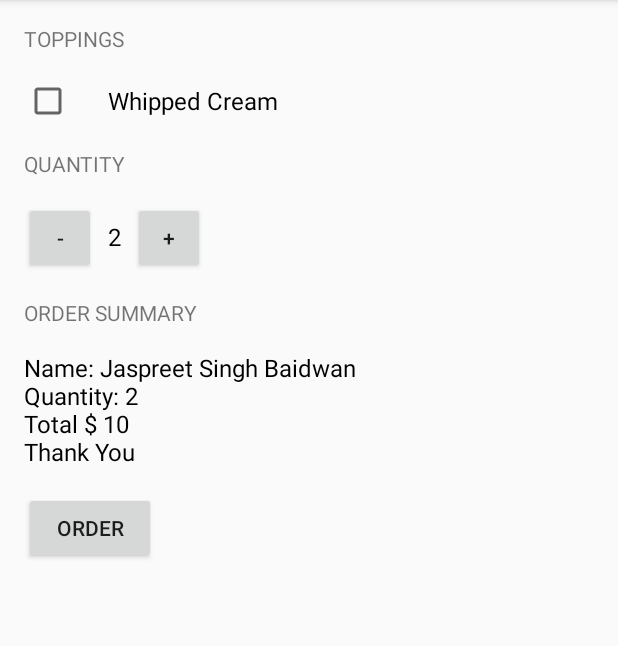
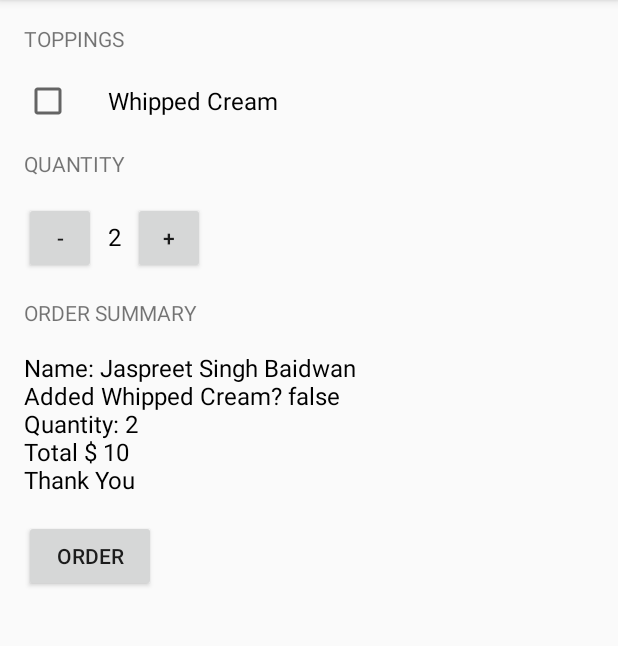
Before and after one commit to jsbaidwan/CoffeeBar, an Android app: the screen it shows after launch (MainActivity), after a tap on "ORDER", on a phone screen of 412 x 824 dp, the part 84-730 px from its top. Run offline under Robolectric (Android 15) with nearby library versions, the phone set to English and light mode, and no system bars.

Commit message:
add Whipped Cream true or false to Order Summary

```diff
--- a/app/src/main/java/com/example/jaspreetsingh/coffeebar/MainActivity.java
+++ b/app/src/main/java/com/example/jaspreetsingh/coffeebar/MainActivity.java
@@ -45,11 +45,10 @@ public class MainActivity extends AppCompatActivity {
 
         CheckBox whippedCream = (CheckBox) findViewById(R.id.whipped_cream_checkbox);
         Boolean hasWhippedCream = whippedCream.isChecked();
-        Log.v("MainActivity", "Has Whipped Cream " + hasWhippedCream);
 
         int price = calculatePrice();
         Log.v("MainActivity", "This price is " + price);
-        displayText(createOrderSummary(price));
+        displayText(createOrderSummary(price, hasWhippedCream));
 
     }
 
@@ -70,9 +69,10 @@ public class MainActivity extends AppCompatActivity {
      * @param price is the total price of coffee order
      * @return the summary of order as String
      */
-    private String createOrderSummary (int price) {
+    private String createOrderSummary (int price, boolean addWhippedCream) {
         String priceMessage = "Name: Jaspreet Singh Baidwan";
-        priceMessage += "\nQuantity: " +quantity;
+        priceMessage += "\nAdded Whipped Cream? " + addWhippedCream;
+        priceMessage += "\nQuantity: " + quantity;
         priceMessage += "\nTotal $ " + price;
         priceMessage += "\nThank You";
         return priceMessage;
```
